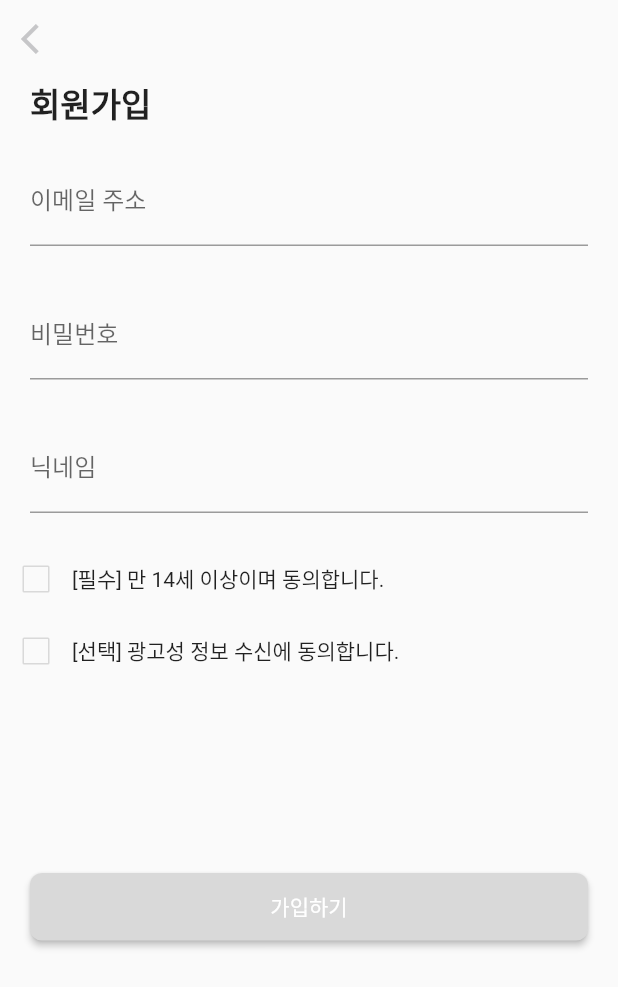
After one commit to geongupark/POTL, a Flutter app: the LoginEmailSignup screen opened directly, on a phone screen of 412 x 824 dp. The commit adds this screen. Shown: the top 987 px of the screen. Run offline on Flutter 3.47's test engine with Material 2 defaults, Android fonts, the phone set to English and light mode, and no system bars; our stand-ins replace carousel_slider, cloud_firestore, firebase_auth, firebase_core, firebase_storage, google_maps_flutter and 2 more; missing offline and left inert: kpostal; accounts and stored records are empty.

```diff
--- a/lib/main.dart
+++ b/lib/main.dart
@@ -8,7 +8,7 @@ import 'package:provider/provider.dart';
 
 import 'service/post_service.dart';
 import 'service/vote_service.dart';
-import 'view/common/login.dart';
+import 'view/login/login_main.dart';
 
 void main() async {
   WidgetsFlutterBinding.ensureInitialized(); // main 함수에서 async 사용하기 위함
@@ -35,7 +35,7 @@ class MyApp extends StatelessWidget {
     final user = context.read<AuthService>().currentUser();
     return MaterialApp(
       debugShowCheckedModeBanner: false,
-      home: user == null ? LoginPage() : PotlWidget(),
+      home: user == null ? LoginMain() : PotlWidget(),
     );
   }
 }
--- a/lib/service/auth_service.dart
+++ b/lib/service/auth_service.dart
@@ -41,6 +41,7 @@ class AuthService extends ChangeNotifier {
   void signUp({
     required String email, // 이메일
     required String password, // 비밀번호
+    required String nick_name,
     required Function onSuccess, // 가입 성공시 호출되는 함수
     required Function(String err) onError, // 에러 발생시 호출되는 함수
   }) async {
@@ -52,6 +53,9 @@ class AuthService extends ChangeNotifier {
     } else if (password.isEmpty) {
       onError("비밀번호를 입력해 주세요.");
       return;
+    } else if (nick_name.isEmpty) {
+      onError("닉네임을 입력해 주세요.");
+      return;
     }
 
     // firebase auth 회원 가입
@@ -60,7 +64,7 @@ class AuthService extends ChangeNotifier {
         email: email,
         password: password,
       );
-      createUser(currentUser()?.uid ?? "", email);
+      createUser(currentUser()?.uid ?? "", nick_name);
       // 성공 함수 호출
       onSuccess();
     } on FirebaseAuthException catch (e) {
--- a/lib/view/common/login.dart
+++ b/lib/view/common/login.dart
@@ -91,6 +91,7 @@ class _LoginPageState extends State<LoginPage> {
                     authService.signUp(
                       email: emailController.text,
                       password: passwordController.text,
+                      nick_name: "test",
                       onSuccess: () {
                         // 회원가입 성공
                         ScaffoldMessenger.of(context).showSnackBar(SnackBar(
--- /dev/null
+++ b/lib/view/login/login_email_signup.dart
@@ -0,0 +1,195 @@
+import 'package:flutter/material.dart';
+import 'package:potl/service/auth_service.dart';
+import 'package:provider/provider.dart';
+
+class LoginEmailSignup extends StatefulWidget {
+  const LoginEmailSignup({Key? key}) : super(key: key);
+
+  @override
+  State<LoginEmailSignup> createState() => _LoginEmailSignupState();
+}
+
+class _LoginEmailSignupState extends State<LoginEmailSignup> {
+  bool isChecked14 = false;
+  bool isChecked = false;
+  bool get isButtonEnabled =>
+      emailText.isNotEmpty &&
+      passwordText.isNotEmpty &&
+      nicknameText.isNotEmpty &&
+      isChecked14;
+  TextEditingController emailController = TextEditingController();
+  String emailText = '';
+  TextEditingController passwordController = TextEditingController();
+  String passwordText = '';
+  TextEditingController nicknameController = TextEditingController();
+  String nicknameText = '';
+
+  @override
+  Widget build(BuildContext context) {
+    return Consumer<AuthService>(
+      builder: (context, authService, child) {
+        return Scaffold(
+          body: SafeArea(
+            child: SingleChildScrollView(
+              child: Column(
+                children: [
+                  Padding(
+                    padding: const EdgeInsets.all(2.0),
+                    child: Align(
+                      alignment: Alignment.centerLeft,
+                      child: IconButton(
+                        onPressed: () => Navigator.of(context).pop(),
+                        icon: Icon(Icons.arrow_back_ios),
+                        color: Color.fromRGBO(198, 198, 200, 1),
+                      ),
+                    ),
+                  ),
+                  Padding(
+                    padding: EdgeInsets.only(left: 20.0),
+                    child: Align(
+                      alignment: Alignment.centerLeft,
+                      child: Text(
+                        "회원가입",
+                        style: TextStyle(
+                            fontSize: 22, fontWeight: FontWeight.bold),
+                      ),
+                    ),
+                  ),
+                  Padding(
+                    padding: const EdgeInsets.all(20.0),
+                    child: Column(
+                      children: [
+                        TextField(
+                          onChanged: (value) {
+                            setState(() {
+                              emailText = value;
+                            });
+                          },
+                          controller: emailController,
+                          decoration: InputDecoration(
+                            labelText: "이메일 주소",
+                          ),
+                        ),
+                        SizedBox(
+                          height: 30,
+                        ),
+                        TextField(
+                          onChanged: (value) {
+                            setState(() {
+                              passwordText = value;
+                            });
+                          },
+                          controller: passwordController,
+                          obscureText: true,
+                          decoration: InputDecoration(
+                            labelText: "비밀번호",
+                          ),
+                        ),
+                        SizedBox(
+                          height: 30,
+                        ),
+                        TextField(
+                          onChanged: (value) {
+                            setState(() {
+                              nicknameText = value;
+                            });
+                          },
+                          controller: nicknameController,
+                          decoration: InputDecoration(
+                            labelText: "닉네임",
+                          ),
+                        ),
+                      ],
+                    ),
+                  ),
+                  Row(
+                    children: [
+                      Checkbox(
+                        value: isChecked14,
+                        onChanged: (value) {
+                          setState(() {
+                            isChecked14 = value!;
+                          });
+                        },
+                        checkColor: Colors.white,
+                        activeColor: Color.fromRGBO(217, 217, 217, 1),
+                        side: BorderSide(
+                          color: Color.fromRGBO(217, 217, 217, 1),
+                        ),
+                      ),
+                      Text("[필수] 만 14세 이상이며 동의합니다."),
+                    ],
+                  ),
+                  Row(
+                    children: [
+                      Checkbox(
+                        value: isChecked,
+                        onChanged: (value) {
+                          setState(() {
+                            isChecked = value!;
+                          });
+                        },
+                        checkColor: Colors.white,
+                        activeColor: Color.fromRGBO(217, 217, 217, 1),
+                        side: BorderSide(
+                          color: Color.fromRGBO(217, 217, 217, 1),
+                        ),
+                      ),
+                      Text("[선택] 광고성 정보 수신에 동의합니다."),
+                    ],
+                  ),
+                  SizedBox(
+                    height: 80,
+                  ),
+                  Padding(
+                    padding: const EdgeInsets.all(20.0),
+                    child: Container(
+                      width: double.infinity,
+                      height: 45,
+                      margin: EdgeInsets.only(top: 24),
+                      child: ElevatedButton(
+                        onPressed: () {
+                          if (isButtonEnabled) {
+                            // 회원가입
+                            authService.signUp(
+                              email: emailController.text,
+                              password: passwordController.text,
+                              nick_name: nicknameController.text,
+                              onSuccess: () {
+                                // 회원가입 성공
+                                ScaffoldMessenger.of(context)
+                                    .showSnackBar(SnackBar(
+                                  content: Text("회원가입 성공"),
+                                ));
+                                Navigator.of(context).pop();
+                              },
+                              onError: (err) {
+                                // 에러 발생
+                                ScaffoldMessenger.of(context)
+                                    .showSnackBar(SnackBar(
+                                  content: Text(err),
+                                ));
+                              },
+                            );
+                          }
+                        },
+                        child: Text("가입하기"),
+                        style: ElevatedButton.styleFrom(
+                          primary: isButtonEnabled
+                              ? Color.fromRGBO(196, 49, 216, 1)
+                              : Color.fromRGBO(217, 217, 217, 1),
+                          shape: RoundedRectangleBorder(
+                              borderRadius: BorderRadius.circular(8.0)),
+                        ),
+                      ),
+                    ),
+                  ),
+                ],
+              ),
+            ),
+          ),
+        );
+      },
+    );
+  }
+}
--- a/lib/view/post/location.dart
+++ b/lib/view/post/location.dart
@@ -119,6 +119,7 @@ class _LocationPageState extends State<LocationPage> {
                   });
                 });
               },
+              myLocationButtonEnabled: false,
             ),
             Align(
               alignment: Alignment.topCenter,
```
Also changed, not shown: lib/view/common/appbar.dart (+8 -3 lines), lib/view/common/vote.dart (+108 -62 lines), lib/view/login/login_email.dart (added, +173 -0 lines), lib/view/login/login_main.dart (added, +53 -0 lines), lib/view/map/map_page.dart (+24 -7 lines), lib/view/post/post.dart (+10 -4 lines), assets/images/common/email.png (added), 4 other files.
